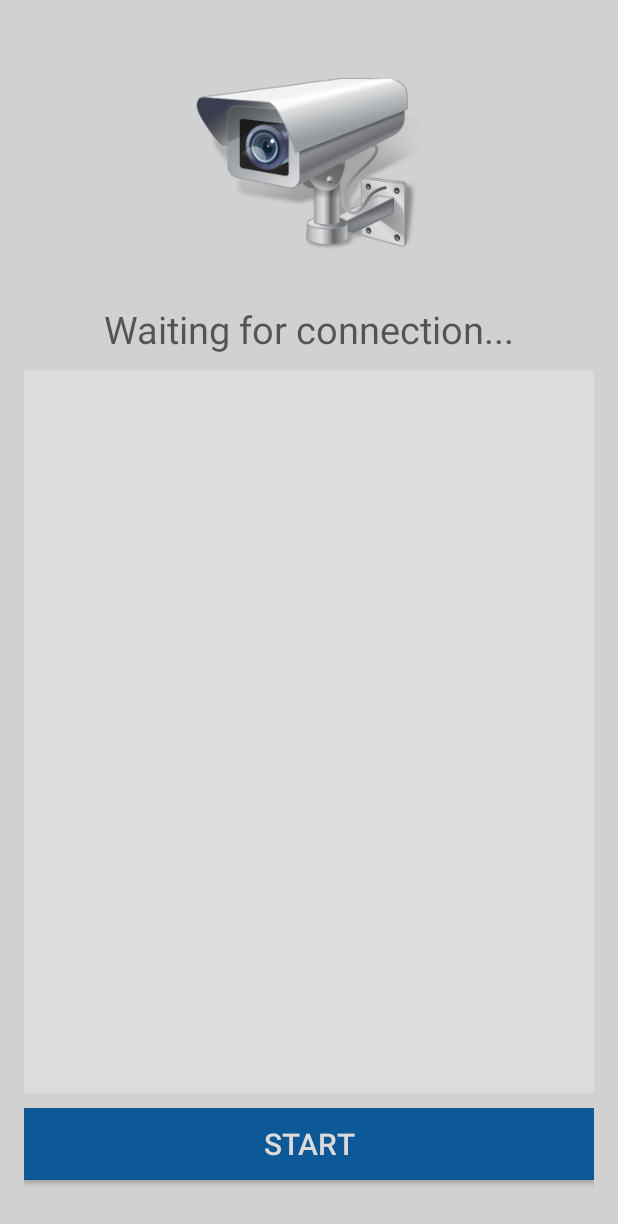
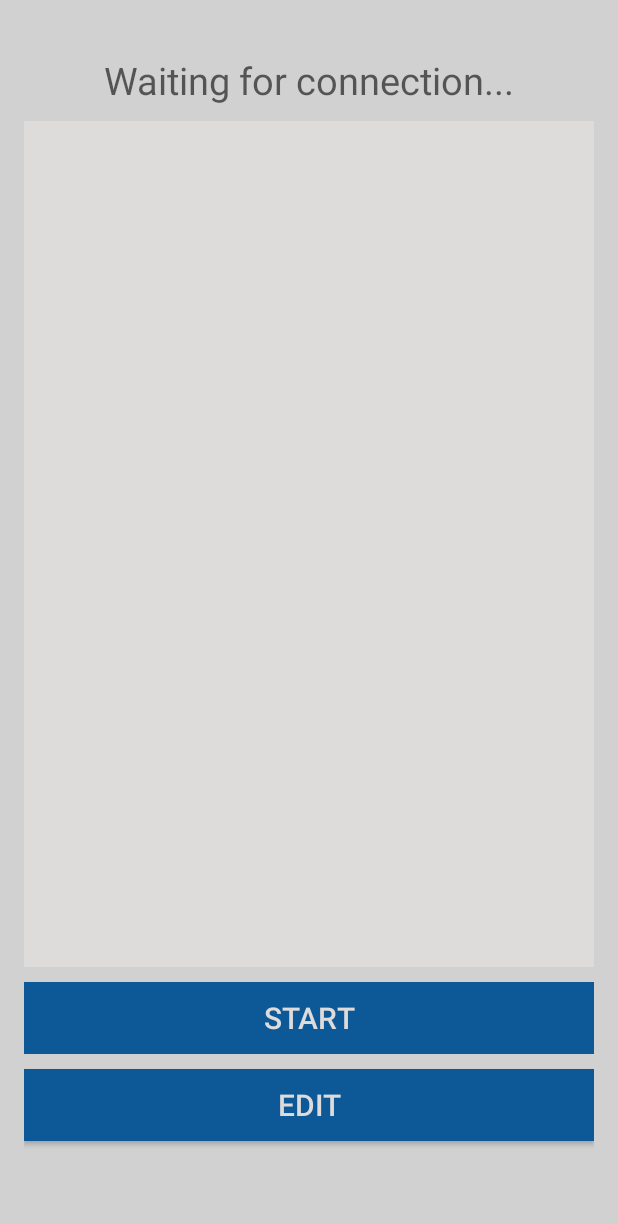
Before and after one commit to erick-adl/ControlCam, an Android app: the screen it shows after launch (MainActivity), on a phone screen of 412 x 824 dp. Shown: the top 1224 px of the screen. Run offline under Robolectric (Android 15) with nearby library versions, the phone set to English and light mode, and no system bars; 1 statement that could not run was skipped.

Commit message:
alteração no layout e funcionalidade para alterar nome de placa

```diff
--- a/Floating Widget/app/src/main/java/info/androidhive/securitycam/Delagate.java
+++ b/Floating Widget/app/src/main/java/info/androidhive/securitycam/Delagate.java
@@ -1,4 +1,5 @@
 package info.androidhive.securitycam;
+
 
 /**
  * Created by erick on 13/07/2017.
@@ -6,4 +7,5 @@ package info.androidhive.securitycam;
 
 public class Delagate {
     static MainActivity mainActivity;
+
 }
--- a/Floating Widget/app/src/main/java/info/androidhive/securitycam/MainActivity.java
+++ b/Floating Widget/app/src/main/java/info/androidhive/securitycam/MainActivity.java
@@ -1,17 +1,29 @@
 package info.androidhive.securitycam;
 
+import android.content.ComponentName;
+import android.content.Context;
 import android.content.Intent;
+import android.content.ServiceConnection;
 import android.net.Uri;
 import android.os.Build;
 import android.os.Bundle;
+import android.os.IBinder;
 import android.provider.Settings;
+import android.support.v7.app.AlertDialog;
 import android.support.v7.app.AppCompatActivity;
+import android.util.Log;
 import android.view.KeyEvent;
 import android.view.View;
 import android.widget.ArrayAdapter;
+import android.widget.Button;
+import android.widget.EditText;
 import android.widget.ListView;
 import android.widget.TextView;
-//import android.widget.Toast;
+import android.widget.Toast;
+
+
+import info.androidhive.securitycam.MqttService.LocalBinder;
+
 
 import java.util.ArrayList;
 
@@ -23,6 +35,11 @@ public class MainActivity extends AppCompatActivity {
     private ArrayAdapter<String> adapter;
     private ArrayList<String> arrayList;
     private static String selectedFromList;
+
+
+    boolean mBounded;
+    MqttService mBoundService;
+
 
     @Override
     protected void onCreate(Bundle savedInstanceState) {
@@ -54,14 +71,50 @@ public class MainActivity extends AppCompatActivity {
         }
     }
 
-    public void updateListBoards(String status){
-        if(!arrayList.contains(status)){
+
+    @Override
+    protected void onStart() {
+        super.onStart();
+
+        Intent mIntent = new Intent(this, MqttService.class);
+        bindService(mIntent, mConnection, BIND_AUTO_CREATE);
+    };
+
+    ServiceConnection mConnection = new ServiceConnection() {
+        @Override
+        public void onServiceDisconnected(ComponentName name) {
+            Toast.makeText(MainActivity.this, "Service is disconnected", Toast.LENGTH_LONG).show();
+            mBounded = false;
+            mBoundService = null;
+        }
+
+        @Override
+        public void onServiceConnected(ComponentName name, IBinder service) {
+            Toast.makeText(MainActivity.this, "Service is connected", Toast.LENGTH_SHORT).show();
+            mBounded = true;
+            LocalBinder mLocalBinder = (LocalBinder)service;
+            mBoundService = mLocalBinder.getService();
+        }
+    };
+
+    @Override
+    protected void onStop() {
+        super.onStop();
+        if(mBounded) {
+            unbindService(mConnection);
+            mBounded = false;
+        }
+    };
+
+
+    public void updateListBoards(String status) {
+        if (!arrayList.contains(status)) {
             arrayList.add(status);
             adapter.notifyDataSetChanged();
         }
     }
 
-    public void changeStatusConectionView(String status, int color){
+    public void changeStatusConectionView(String status, int color) {
         txStatus = (TextView) findViewById(R.id.tvStatusConnection);
         txStatus.setText(status);
         txStatus.setTextColor(color);
@@ -75,7 +128,6 @@ public class MainActivity extends AppCompatActivity {
         list.setAdapter(adapter);
 
 
-
         findViewById(R.id.btStart).setOnClickListener(new View.OnClickListener() {
             @Override
             public void onClick(View view) {
@@ -87,11 +139,45 @@ public class MainActivity extends AppCompatActivity {
         });
 
 
+        findViewById(R.id.btEdit).setOnClickListener(new View.OnClickListener() {
+            @Override
+            public void onClick(View view) {
+//                if (getSelectedBoard() != null) {
+
+                    AlertDialog.Builder mBuilder = new AlertDialog.Builder(MainActivity.this);
+                    View mView = getLayoutInflater().inflate(R.layout.dialog_edit, null);
+                    final EditText etNomeEquipamento = (EditText) mView.findViewById(R.id.etNomeEquipamento);
+                    etNomeEquipamento.setHint("Editar " + getSelectedBoard());
+                    Button mLogin = (Button) mView.findViewById(R.id.btSalvar);
+                    mBuilder.setView(mView);
+                    final AlertDialog dialog = mBuilder.create();
+                    dialog.show();
+                    mLogin.setOnClickListener(new View.OnClickListener() {
+                        @Override
+                        public void onClick(View view) {
+                            if (!etNomeEquipamento.getText().toString().isEmpty()) {
+
+                                mBoundService.publish("ControlCamProject/command/" + Delagate.mainActivity.getSelectedBoard(), "etNomeEquipamento.getText().toString()");
+
+                                Toast.makeText(MainActivity.this, "Equipamento será alterado em instantes", Toast.LENGTH_SHORT).show();
+                                dialog.dismiss();
+                            } else {
+                                Toast.makeText(MainActivity.this,
+                                        "Nome de equipamento não pode ser em branco",
+                                        Toast.LENGTH_SHORT).show();
+                            }
+                        }
+                    });
+//                }
+            }
+        });
+
+
     }
 
 
-    public String getSelectedBoard(){
-        if(list.getCheckedItemPosition() < 0){
+    public String getSelectedBoard() {
+        if (list.getCheckedItemPosition() < 0) {
             return null;
         }
         return adapter.getItem(list.getCheckedItemPosition());
@@ -104,7 +190,7 @@ public class MainActivity extends AppCompatActivity {
 
     @Override
     public boolean onKeyDown(int keyCode, KeyEvent event) {
-        if (keyCode == KeyEvent.KEYCODE_BACK ) {
+        if (keyCode == KeyEvent.KEYCODE_BACK) {
             Intent intent = new Intent(this, MainActivity.class);
             intent.setFlags(Intent.FLAG_ACTIVITY_CLEAR_TOP);
             intent.putExtra("EXIT", true);
@@ -112,7 +198,6 @@ public class MainActivity extends AppCompatActivity {
         }
         return super.onKeyDown(keyCode, event);
     }
-
 
 
     @Override
--- a/Floating Widget/app/src/main/res/layout/activity_main.xml
+++ b/Floating Widget/app/src/main/res/layout/activity_main.xml
@@ -1,5 +1,5 @@
 <?xml version="1.0" encoding="utf-8"?>
-<RelativeLayout xmlns:android="http://schemas.android.com/apk/res/android"
+<LinearLayout xmlns:android="http://schemas.android.com/apk/res/android"
     xmlns:tools="http://schemas.android.com/tools"
     android:layout_width="match_parent"
     android:layout_height="match_parent"
@@ -8,58 +8,52 @@
     android:paddingLeft="@dimen/activity_horizontal_margin"
     android:paddingRight="@dimen/activity_horizontal_margin"
     android:paddingTop="@dimen/activity_vertical_margin"
+    android:orientation="vertical"
     tools:context="info.androidhive.securitycam.MainActivity">
-
-
-    <ImageView
-        android:id="@+id/imgLogo"
-        android:layout_width="150dp"
-        android:layout_height="150dp"
-        android:elevation="1dp"
-        android:src="@drawable/camera1"
-        android:layout_marginTop="16dp"
-        android:layout_alignParentTop="true"
-        android:layout_centerHorizontal="true" />
 
 
     <TextView
         android:id="@+id/tvStatusConnection"
         android:layout_width="match_parent"
         android:layout_height="wrap_content"
-        android:layout_alignParentLeft="true"
-        android:layout_alignParentStart="true"
-        android:layout_below="@+id/imgLogo"
         android:layout_marginTop="20dp"
         android:gravity="center"
         android:hint="Waiting for connection..."
         android:textSize="25sp" />
 
-    <Button
-        android:id="@+id/btStart"
-        style="@style/Widget.AppCompat.Button.Colored"
-        android:layout_width="match_parent"
-        android:layout_height="wrap_content"
-        android:background="@color/colorSecond"
-        android:text="Start"
-        android:textColor="@color/colorWhiteText"
-        android:textSize="20sp"
-        android:layout_alignParentBottom="true"
-        android:layout_alignParentLeft="true"
-        android:layout_alignParentStart="true"
-        android:layout_marginBottom="21dp" />
+
 
     <ListView
         android:id="@+id/lvBoardsOnline"
         android:background="@color/colorWhiteText"
         android:layout_width="match_parent"
-        android:layout_height="176dp"
+        android:layout_height="wrap_content"
         android:layout_weight="0.87"
-        android:layout_below="@+id/tvStatusConnection"
-        android:layout_above="@+id/btStart"
-        android:layout_alignParentLeft="true"
-        android:layout_alignParentStart="true"
         android:layout_marginTop="10sp"
         android:layout_marginBottom="10dp" />
 
+    <Button
+        android:id="@+id/btStart"
+        style="@style/Widget.AppCompat.Button.Borderless"
+        android:layout_width="match_parent"
+        android:layout_height="wrap_content"
+        android:layout_marginBottom="10dp"
+        android:background="@color/colorSecond"
+        android:text="Start"
+        android:textColor="@color/colorWhiteText"
+        android:textSize="20sp" />
 
-</RelativeLayout>
+    <Button
+        android:id="@+id/btEdit"
+        style="@style/Widget.AppCompat.Button.Colored"
+        android:layout_width="match_parent"
+        android:layout_height="wrap_content"
+        android:background="@color/colorSecond"
+        android:layout_marginBottom="47dp"
+        android:text="Edit"
+        android:textColor="@color/colorWhiteText"
+        android:textSize="20sp" />
+
+
+
+</LinearLayout>
```
Also changed, not shown: Floating Widget/app/src/main/java/info/androidhive/securitycam/MqttService.java (+5 -5 lines), Floating Widget/app/src/main/res/layout/dialog_edit.xml (added, +35 -0 lines), 16 other files.
